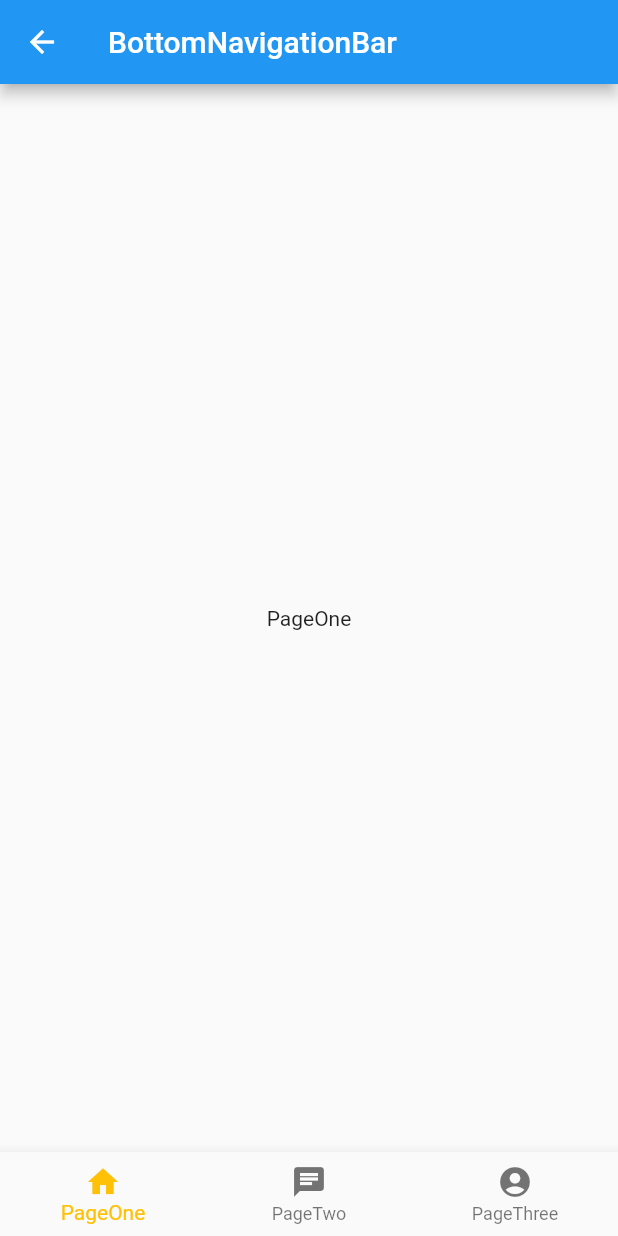
After one commit to katelin013/flutter-practice, a Flutter app: the screen it shows after launch, after a tap on "BottomNavigationBar", on a phone screen of 412 x 824 dp. The commit adds this screen. Run offline on Flutter 3.47's test engine with Material 2 defaults, Android fonts, the phone set to English and light mode, and no system bars; our stand-ins replace toast.

Commit message:
add_bottom_navigation_bar

```diff
--- a/lib/main.dart
+++ b/lib/main.dart
@@ -1,6 +1,9 @@
 // 載入 material 庫
 import 'package:flutter/material.dart';
 import 'package:toast/toast.dart';
+import 'package:flutterwidgetexample/page/page_one.dart';
+import 'package:flutterwidgetexample/page/page_two.dart';
+import 'package:flutterwidgetexample/page/page_three.dart';
 
 void main(){
   runApp(MyApp());
@@ -27,6 +30,14 @@ class ItemSelectWidget extends StatelessWidget{
     return Column(
       crossAxisAlignment: CrossAxisAlignment.start,
       children: <Widget>[
+        RaisedButton(
+          child: Text('BottomNavigationBar'),
+          onPressed: (){
+            Navigator.push(
+                context, MaterialPageRoute(builder: (context) => BottomNavigationBarWidget())
+            );
+          },
+        ),
         RaisedButton(
           child: Text('AlertPage'),
           onPressed: (){
@@ -96,7 +107,56 @@ class ItemSelectWidget extends StatelessWidget{
   }
 }
 
+class BottomNavigationBarWidget extends StatelessWidget{
+  @override
+  Widget build(BuildContext context) {
+    return new Scaffold(
+        appBar: AppBar(
+          title: Text('BottomNavigationBar'),
+        ),
+        body: BottomNavigationController()
+    );
+  }
+}
 
+class BottomNavigationController extends StatefulWidget {
+  BottomNavigationController({Key key}) : super(key: key);
+
+  @override
+  _BottomNavigationControllerState createState() =>
+      _BottomNavigationControllerState();
+}
+
+class _BottomNavigationControllerState
+    extends State<BottomNavigationController> {
+  //目前選擇頁索引值
+  int _currentIndex = 0; //預設值
+  final pages = [PageOne(), PageTwo(), PageThree()];
+
+  @override
+  Widget build(BuildContext context) {
+    return Scaffold(
+      body: pages[_currentIndex],
+      bottomNavigationBar: BottomNavigationBar(
+        items: <BottomNavigationBarItem>[
+          BottomNavigationBarItem(icon: Icon(Icons.home), title: Text('PageOne')),
+          BottomNavigationBarItem(icon: Icon(Icons.chat), title: Text('PageTwo')),
+          BottomNavigationBarItem(
+              icon: Icon(Icons.account_circle), title: Text('PageThree')),
+        ],
+        currentIndex: _currentIndex, //目前選擇頁索引值
+        fixedColor: Colors.amber, //選擇頁顏色
+        onTap: _onItemClick, //BottomNavigationBar 按下處理事件
+      ),
+    );
+  }
+  //BottomNavigationBar 按下處理事件，更新設定當下索引值
+  void _onItemClick(int index) {
+    setState(() {
+      _currentIndex = index;
+    });
+  }
+}
 
 /// AlertDialog
 class AlertPage extends StatelessWidget{
--- /dev/null
+++ b/lib/page/page_one.dart
@@ -0,0 +1,10 @@
+import 'package:flutter/material.dart';
+
+class PageOne extends StatelessWidget {
+    @override
+    Widget build(BuildContext context) {
+        return Center(
+            child: Text('PageOne'),
+        );
+    }
+}
--- /dev/null
+++ b/lib/page/page_three.dart
@@ -0,0 +1,10 @@
+import 'package:flutter/material.dart';
+
+class PageThree extends StatelessWidget {
+    @override
+    Widget build(BuildContext context) {
+        return Center(
+            child: Text('PageThree'),
+        );
+    }
+}
--- /dev/null
+++ b/lib/page/page_two.dart
@@ -0,0 +1,10 @@
+import 'package:flutter/material.dart';
+
+class PageTwo extends StatelessWidget {
+    @override
+    Widget build(BuildContext context) {
+        return Center(
+            child: Text('PageTwo'),
+        );
+    }
+}
```
Also changed, not shown: pubspec.yaml (+9 -5 lines), pubspec.lock, 19 other files. Lines whose indentation alone changed are shown as unchanged.
